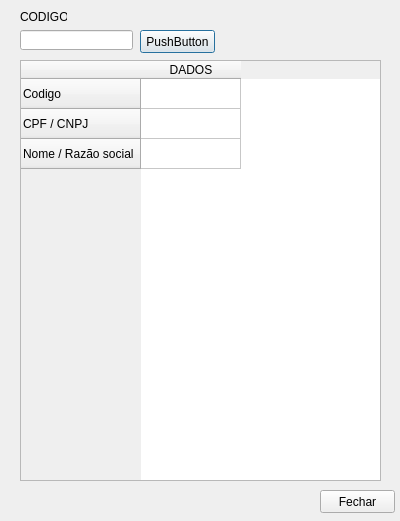
Above: consultacliente.ui from kaioFerreira/CRUD-CPP-Arquivo before the change. Below: the same form after it.
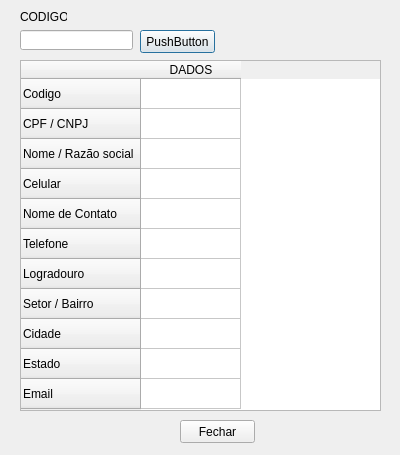
That is the form after the change.

Patch:
```diff
--- a/consultacliente.ui
+++ b/consultacliente.ui
@@ -7,7 +7,7 @@
     <x>0</x>
     <y>0</y>
     <width>400</width>
-    <height>521</height>
+    <height>455</height>
    </rect>
   </property>
   <property name="windowTitle">
@@ -52,8 +52,8 @@
   <widget class="QPushButton" name="pushButton_2">
    <property name="geometry">
     <rect>
-     <x>320</x>
-     <y>490</y>
+     <x>180</x>
+     <y>420</y>
      <width>75</width>
      <height>23</height>
     </rect>
@@ -68,7 +68,7 @@
      <x>20</x>
      <y>60</y>
      <width>361</width>
-     <height>421</height>
+     <height>351</height>
     </rect>
    </property>
    <row>
@@ -86,6 +86,46 @@
      <string>Nome / Razão social</string>
     </property>
    </row>
+   <row>
+    <property name="text">
+     <string>Celular</string>
+    </property>
+   </row>
+   <row>
+    <property name="text">
+     <string>Nome de Contato</string>
+    </property>
+   </row>
+   <row>
+    <property name="text">
+     <string>Telefone</string>
+    </property>
+   </row>
+   <row>
+    <property name="text">
+     <string>Logradouro</string>
+    </property>
+   </row>
+   <row>
+    <property name="text">
+     <string>Setor / Bairro</string>
+    </property>
+   </row>
+   <row>
+    <property name="text">
+     <string>Cidade</string>
+    </property>
+   </row>
+   <row>
+    <property name="text">
+     <string>Estado</string>
+    </property>
+   </row>
+   <row>
+    <property name="text">
+     <string>Email</string>
+    </property>
+   </row>
    <column>
     <property name="text">
      <string>DADOS</string>
```
